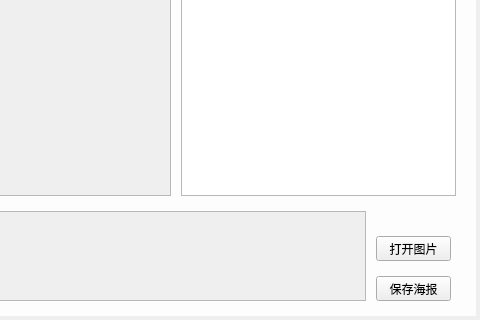
The window that TTKModule/TTKWidget/musicUiKits/musicLrcKits/musiclrcposterwidget.ui (Greedysky/TTKMusicPlayer) describes before a commit, drawn with Qt 5; both pictures show x 128 to 608 and y 193 to 513 of the 608 by 513 pixel window.
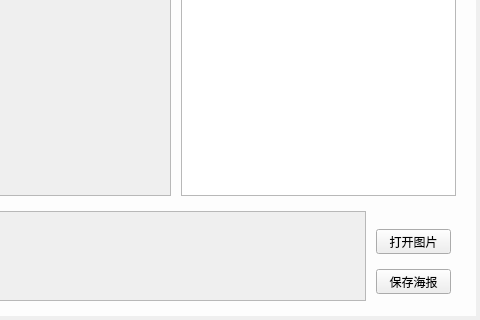
The same window after the commit. Custom widgets are drawn as their Qt base class.

Patch:
```diff
--- a/TTKModule/TTKWidget/musicUiKits/musicLrcKits/musiclrcposterwidget.ui
+++ b/TTKModule/TTKWidget/musicUiKits/musicLrcKits/musiclrcposterwidget.ui
@@ -104,7 +104,7 @@
     <property name="geometry">
      <rect>
       <x>500</x>
-      <y>400</y>
+      <y>393</y>
       <width>75</width>
       <height>25</height>
      </rect>
@@ -120,7 +120,7 @@
     <property name="geometry">
      <rect>
       <x>500</x>
-      <y>440</y>
+      <y>433</y>
       <width>75</width>
       <height>25</height>
      </rect>
```
